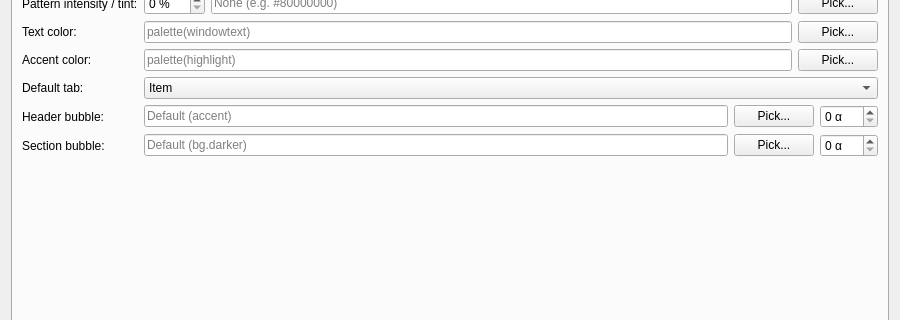
EtherAura/Kartend, file src/ui/dialogs/settingsdialog.ui: the form before one commit; both pictures show x 0 to 900 and y 213 to 533 of the 900 by 889 pixel window.
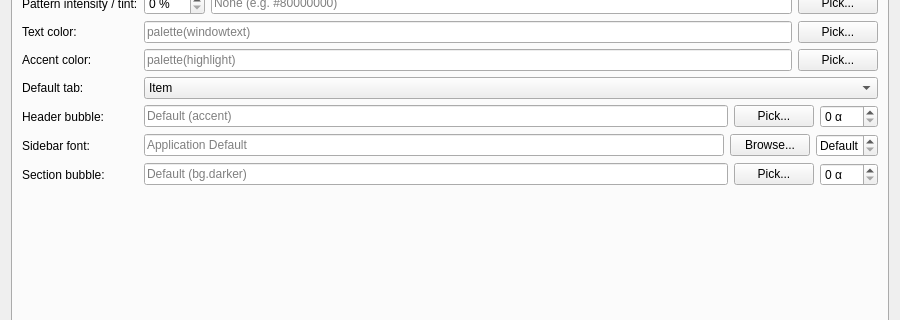
The form after the commit. The open tabs and pages were chosen to show the change. Icons and pictures are not drawn. Custom widgets are drawn as their Qt base class.

Commit message: feat(typography): per-collection sidebar font override [Kartend-ekaa]

Diff of the .ui file:
```diff
--- a/src/ui/dialogs/settingsdialog.ui
+++ b/src/ui/dialogs/settingsdialog.ui
@@ -1520,11 +1520,41 @@
           </layout>
          </item>
          <item row="10" column="0">
+          <widget class="QLabel" name="label_sidebarFontFamily">
+           <property name="text"><string>Sidebar font:</string></property>
+          </widget>
+         </item>
+         <item row="10" column="1">
+          <layout class="QHBoxLayout" name="sidebarFontFamilyLayout">
+           <item>
+            <widget class="QLineEdit" name="sidebarFontFamilyEdit">
+             <property name="placeholderText"><string>Application Default</string></property>
+             <property name="toolTip"><string>Font family for the metadata sidebar's text. Empty inherits the application font (Kartend-ekaa).</string></property>
+            </widget>
+           </item>
+           <item>
+            <widget class="QPushButton" name="sidebarFontPickButton">
+             <property name="text"><string>Browse...</string></property>
+             <property name="toolTip"><string>Pick a font family for this collection's sidebar</string></property>
+            </widget>
+           </item>
+           <item>
+            <widget class="QSpinBox" name="sidebarFontSizeSpinBox">
+             <property name="toolTip"><string>Point size for sidebar text. 0 inherits per-label baseline sizes (preserves the title-vs-body hierarchy).</string></property>
+             <property name="minimum"><number>0</number></property>
+             <property name="maximum"><number>72</number></property>
+             <property name="suffix"><string> pt</string></property>
+             <property name="specialValueText"><string>Default</string></property>
+            </widget>
+           </item>
+          </layout>
+         </item>
+         <item row="11" column="0">
           <widget class="QLabel" name="label_sidebarSectionBg">
            <property name="text"><string>Section bubble:</string></property>
           </widget>
          </item>
-         <item row="10" column="1">
+         <item row="11" column="1">
           <layout class="QHBoxLayout" name="sidebarSectionBgLayout">
            <item>
             <widget class="QLineEdit" name="sidebarSectionBgEdit">
```
The commit also changes 7 other files.
